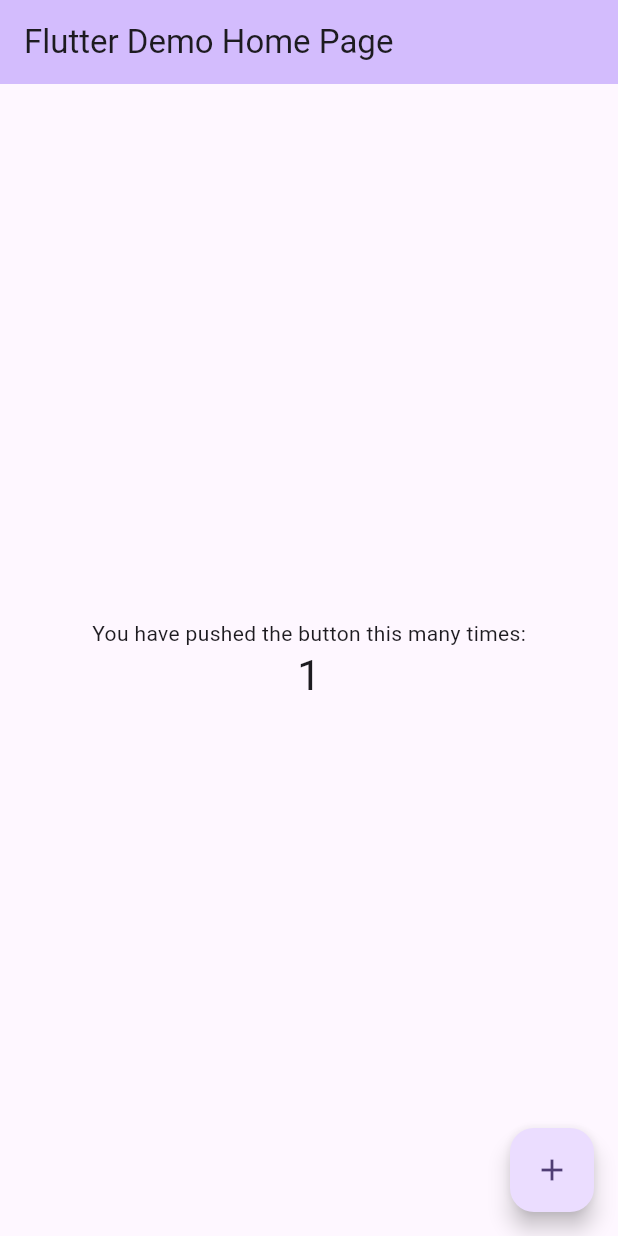
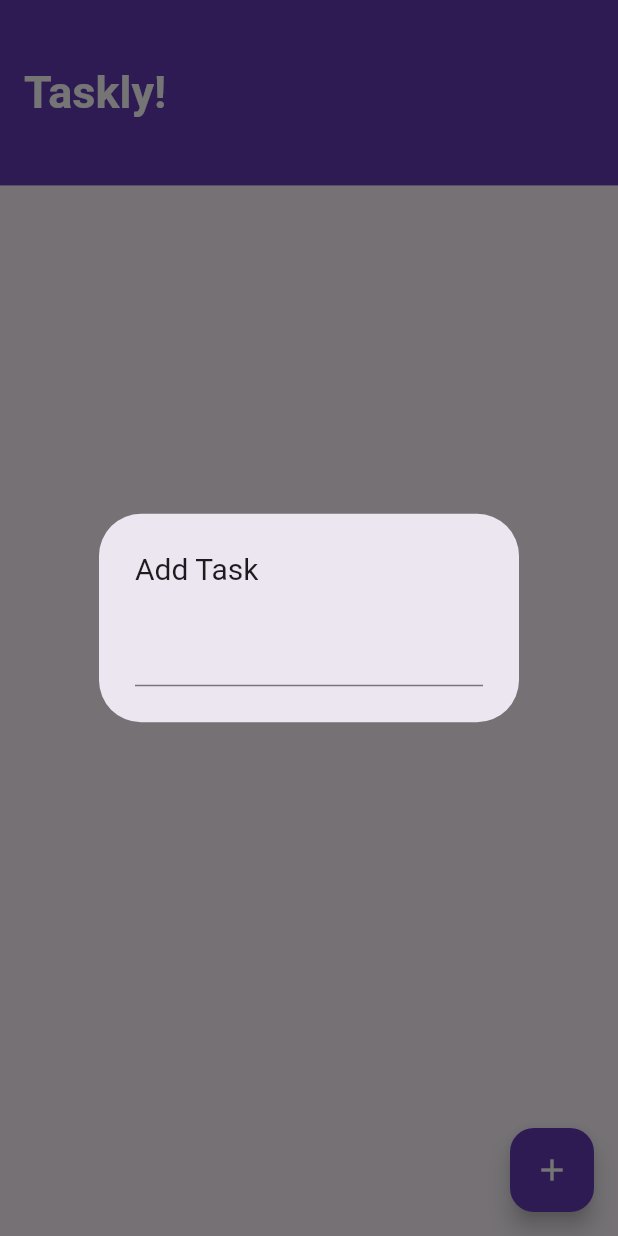
Before and after one commit to MiguelPeralta123/Taskly, a Flutter app: the screen it shows after launch, after a tap on the "add" icon, on a phone screen of 412 x 824 dp. Run offline on Flutter 3.47's test engine with Material 3 defaults, Android fonts, the phone set to English and light mode, and no system bars; our stand-ins replace hive_flutter; accounts and stored records are empty.

Commit message:
App finished

```diff
--- a/lib/main.dart
+++ b/lib/main.dart
@@ -1,125 +1,24 @@
 import 'package:flutter/material.dart';
+import 'package:taskly/pages/home_page.dart';
+import 'package:hive_flutter/hive_flutter.dart';
 
-void main() {
+void main() async {
+  await Hive.initFlutter("hive_boxes");
   runApp(const MyApp());
 }
 
 class MyApp extends StatelessWidget {
   const MyApp({super.key});
 
-  // This widget is the root of your application.
   @override
   Widget build(BuildContext context) {
     return MaterialApp(
-      title: 'Flutter Demo',
+      title: 'Taskly',
       theme: ThemeData(
-        // This is the theme of your application.
-        //
-        // TRY THIS: Try running your application with "flutter run". You'll see
-        // the application has a purple toolbar. Then, without quitting the app,
-        // try changing the seedColor in the colorScheme below to Colors.green
-        // and then invoke "hot reload" (save your changes or press the "hot
-        // reload" button in a Flutter-supported IDE, or press "r" if you used
-        // the command line to start the app).
-        //
-        // Notice that the counter didn't reset back to zero; the application
-        // state is not lost during the reload. To reset the state, use hot
-        // restart instead.
-        //
-        // This works for code too, not just values: Most code changes can be
-        // tested with just a hot reload.
-        colorScheme: ColorScheme.fromSeed(seedColor: Colors.deepPurple),
+        primaryColor: Colors.deepPurple,
         useMaterial3: true,
       ),
-      home: const MyHomePage(title: 'Flutter Demo Home Page'),
+      home: const HomePage(),
     );
   }
 }
-
-class MyHomePage extends StatefulWidget {
-  const MyHomePage({super.key, required this.title});
-
-  // This widget is the home page of your application. It is stateful, meaning
-  // that it has a State object (defined below) that contains fields that affect
-  // how it looks.
-
-  // This class is the configuration for the state. It holds the values (in this
-  // case the title) provided by the parent (in this case the App widget) and
-  // used by the build method of the State. Fields in a Widget subclass are
-  // always marked "final".
-
-  final String title;
-
-  @override
-  State<MyHomePage> createState() => _MyHomePageState();
-}
-
-class _MyHomePageState extends State<MyHomePage> {
-  int _counter = 0;
-
-  void _incrementCounter() {
-    setState(() {
-      // This call to setState tells the Flutter framework that something has
-      // changed in this State, which causes it to rerun the build method below
-      // so that the display can reflect the updated values. If we changed
-      // _counter without calling setState(), then the build method would not be
-      // called again, and so nothing would appear to happen.
-      _counter++;
-    });
-  }
-
-  @override
-  Widget build(BuildContext context) {
-    // This method is rerun every time setState is called, for instance as done
-    // by the _incrementCounter method above.
-    //
-    // The Flutter framework has been optimized to make rerunning build methods
-    // fast, so that you can just rebuild anything that needs updating rather
-    // than having to individually change instances of widgets.
-    return Scaffold(
-      appBar: AppBar(
-        // TRY THIS: Try changing the color here to a specific color (to
-        // Colors.amber, perhaps?) and trigger a hot reload to see the AppBar
-        // change color while the other colors stay the same.
-        backgroundColor: Theme.of(context).colorScheme.inversePrimary,
-        // Here we take the value from the MyHomePage object that was created by
-        // the App.build method, and use it to set our appbar title.
-        title: Text(widget.title),
-      ),
-      body: Center(
-        // Center is a layout widget. It takes a single child and positions it
-        // in the middle of the parent.
-        child: Column(
-          // Column is also a layout widget. It takes a list of children and
-          // arranges them vertically. By default, it sizes itself to fit its
-          // children horizontally, and tries to be as tall as its parent.
-          //
-          // Column has various properties to control how it sizes itself and
-          // how it positions its children. Here we use mainAxisAlignment to
-          // center the children vertically; the main axis here is the vertical
-          // axis because Columns are vertical (the cross axis would be
-          // horizontal).
-          //
-          // TRY THIS: Invoke "debug painting" (choose the "Toggle Debug Paint"
-          // action in the IDE, or press "p" in the console), to see the
-          // wireframe for each widget.
-          mainAxisAlignment: MainAxisAlignment.center,
-          children: <Widget>[
-            const Text(
-              'You have pushed the button this many times:',
-            ),
-            Text(
-              '$_counter',
-              style: Theme.of(context).textTheme.headlineMedium,
-            ),
-          ],
-        ),
-      ),
-      floatingActionButton: FloatingActionButton(
-        onPressed: _incrementCounter,
-        tooltip: 'Increment',
-        child: const Icon(Icons.add),
-      ), // This trailing comma makes auto-formatting nicer for build methods.
-    );
-  }
-}
--- /dev/null
+++ b/lib/models/task.dart
@@ -0,0 +1,31 @@
+class Task {
+  // Attributes
+  String content;
+  DateTime timestamp;
+  bool done;
+
+  // Constructor
+  Task({
+    required this.content,
+    required this.timestamp,
+    required this.done
+  });
+
+  // A factory method creates a new instance of a class
+  factory Task.fromMap(Map task) {
+    return Task(
+      content: task["content"],
+      timestamp: task["timestamp"],
+      done: task["done"]
+    );
+  }
+
+  // Method to return the task information as a map
+  Map toMap() {
+    return {
+      "content": content,
+      "timestamp": timestamp,
+      "done": done,
+    };
+  }
+}
--- /dev/null
+++ b/lib/pages/home_page.dart
@@ -0,0 +1,144 @@
+import 'package:flutter/material.dart';
+import 'package:hive_flutter/hive_flutter.dart';
+import 'package:taskly/models/task.dart';
+
+class HomePage extends StatefulWidget {
+  const HomePage({super.key});
+
+  @override
+  State<StatefulWidget> createState() {
+    return _HomePageState();
+  }
+}
+
+class _HomePageState extends State<HomePage> {
+  _HomePageState();
+
+  late double _deviceHeight;
+  Box? _box;
+
+  @override
+  Widget build(BuildContext context) {
+    _deviceHeight = MediaQuery.of(context).size.height;
+
+    return Scaffold(
+      appBar: AppBar(
+        toolbarHeight: _deviceHeight * 0.15,
+        title: const Text(
+          "Taskly!",
+          style: TextStyle(
+            fontSize: 30,
+            fontWeight: FontWeight.bold,
+            color: Colors.white,
+          ),
+        ),
+        backgroundColor: Theme.of(context).primaryColor,
+      ),
+      body: _taskView(),
+      floatingActionButton: _addTaskButton(),
+    );
+  }
+
+  Widget _taskView() {
+    // UI widgets cannot be asynchronous, so use FutureBuilder instead of async/await
+    // The builder function is called once the future function has finished
+    return FutureBuilder(
+      future: Hive.openBox("tasks"),
+      builder: (BuildContext context, AsyncSnapshot snapshot) {
+        // Once the connection is done, show the list of tasks
+        if (snapshot.hasData) {
+          _box = snapshot.data;
+          return _taskList();
+        }
+        // Meanwhile, show a loading indicator
+        else {
+          return const Center(
+            child: CircularProgressIndicator(),
+          );
+        }
+      },
+    );
+  }
+
+  Widget _taskList() {
+    // Getting tasks from the box (_box! means we are sure that _box is set, so we can get its values)
+    List tasks = _box!.values.toList();
+
+    // ListView has a "builder" factory method to create ListTile elements from a list
+    return ListView.builder(
+      itemCount: tasks.length,
+      itemBuilder: (context, index) {
+        // Create a task element from each item in the list of tasks
+        Task task = Task.fromMap(tasks[index]);
+
+        return ListTile(
+          title: Text(
+            task.content,
+            style: TextStyle(
+                fontSize: 18,
+                fontWeight: FontWeight.bold,
+                decoration: task.done ? TextDecoration.lineThrough : null),
+          ),
+          subtitle: Text(
+            task.timestamp.toString(),
+          ),
+          trailing: Icon(
+            task.done
+                ? Icons.check_box_rounded
+                : Icons.check_box_outline_blank_rounded,
+            color: Theme.of(context).primaryColor,
+          ),
+          onTap: () {
+            task.done = !task.done;
+            _box?.putAt(index, task.toMap());
+            setState(() {});
+          },
+          onLongPress: () {
+            _box?.deleteAt(index);
+            setState(() {});
+          },
+        );
+      },
+    );
+  }
+
+  Widget _addTaskButton() {
+    return FloatingActionButton(
+        onPressed: () {
+          _addTaskShowDialog();
+        },
+        backgroundColor: Theme.of(context).primaryColor,
+        child: const Icon(
+          Icons.add,
+          color: Colors.white,
+        ));
+  }
+
+  void _addTaskShowDialog() {
+    showDialog(
+      context: context,
+      builder: (BuildContext context) {
+        return AlertDialog(
+          title: const Text(
+            "Add Task",
+            style: TextStyle(
+              fontSize: 20,
+            ),
+          ),
+          content: TextField(
+            onSubmitted: (value) {
+              if (value != "") {
+                Task task = Task(
+                    content: value, timestamp: DateTime.now(), done: false);
+                _box!.add(task.toMap());
+              }
+              setState(() {});
+              Navigator.pop(context);
+            },
+            onChanged: (value) {},
+          ),
+        );
+      },
+    );
+  }
+}
--- a/pubspec.yaml
+++ b/pubspec.yaml
@@ -35,6 +35,8 @@ dependencies:
   # The following adds the Cupertino Icons font to your application.
   # Use with the CupertinoIcons class for iOS style icons.
   cupertino_icons: ^1.0.6
+  hive: ^2.2.3
+  hive_flutter: ^1.1.0
 
 dev_dependencies:
   flutter_test:
```
Also changed, not shown: pubspec.lock, 1 other file.
